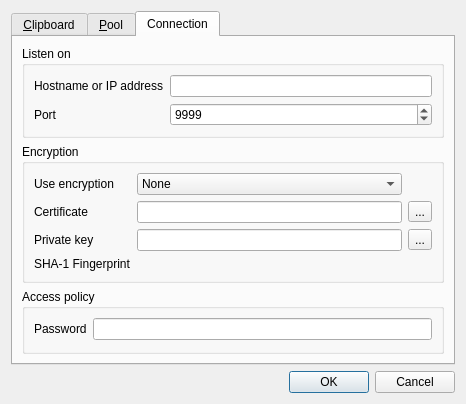
Qt form haveclip-desktop/src/SettingsDialog.ui (aither64/haveclip-desktop) before a commit.
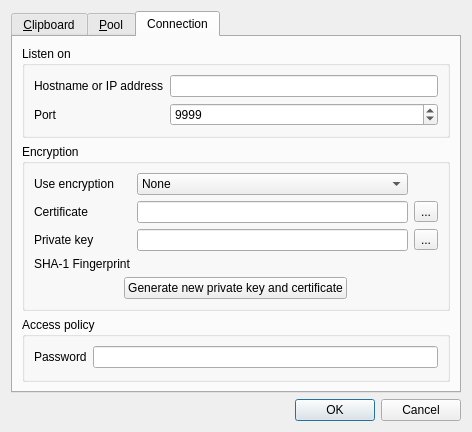
The same form after that commit. The open tabs and pages were chosen to show the change. Icons and pictures are not drawn.

Commit message: Settings: add button to generate certificate

```diff
--- a/haveclip-desktop/src/SettingsDialog.ui
+++ b/haveclip-desktop/src/SettingsDialog.ui
@@ -6,8 +6,8 @@
    <rect>
     <x>0</x>
     <y>0</y>
-    <width>466</width>
-    <height>402</height>
+    <width>472</width>
+    <height>428</height>
    </rect>
   </property>
   <property name="windowTitle">
@@ -318,6 +318,19 @@
             </property>
            </widget>
           </item>
+          <item row="7" column="0" colspan="3" alignment="Qt::AlignHCenter">
+           <widget class="QPushButton" name="genCertButton">
+            <property name="sizePolicy">
+             <sizepolicy hsizetype="Fixed" vsizetype="Fixed">
+              <horstretch>0</horstretch>
+              <verstretch>0</verstretch>
+             </sizepolicy>
+            </property>
+            <property name="text">
+             <string>Generate new private key and certificate</string>
+            </property>
+           </widget>
+          </item>
          </layout>
         </widget>
        </item>
```
Left out of the diff: 32 changed lines with no effect on the pictures. The commit also changes 3 other files.
